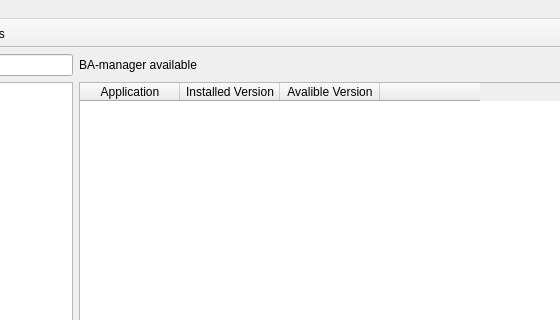
xaoctech/dava.engine, file Programs/Launcher/DataQt/mainwindow.ui: the form before one commit; both pictures show x 206 to 766 and y 0 to 320 of the 1106 by 635 pixel window.
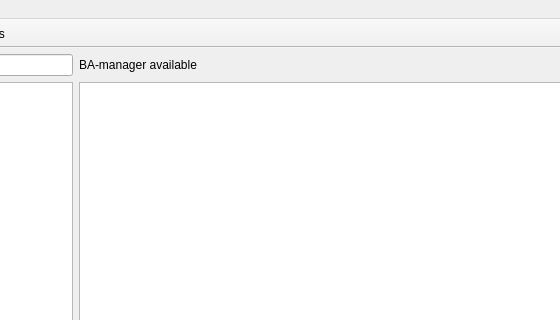
The form after the commit. The open tabs and pages were chosen to show the change. Icons and pictures are not drawn.

```diff
--- a/Programs/Launcher/DataQt/mainwindow.ui
+++ b/Programs/Launcher/DataQt/mainwindow.ui
@@ -122,6 +122,12 @@
           <property name="cornerButtonEnabled">
            <bool>false</bool>
           </property>
+          <property name="columnCount">
+           <number>3</number>
+          </property>
+          <attribute name="horizontalHeaderVisible">
+           <bool>false</bool>
+          </attribute>
           <attribute name="horizontalHeaderHighlightSections">
            <bool>false</bool>
           </attribute>
@@ -134,26 +140,6 @@
           <attribute name="verticalHeaderMinimumSectionSize">
            <number>16</number>
           </attribute>
-          <column>
-           <property name="text">
-            <string>Application</string>
-           </property>
-          </column>
-          <column>
-           <property name="text">
-            <string>Installed Version</string>
-           </property>
-          </column>
-          <column>
-           <property name="text">
-            <string>Avalible Version</string>
-           </property>
-          </column>
-          <column>
-           <property name="text">
-            <string/>
-           </property>
-          </column>
          </widget>
         </item>
         <item>
```
Left out of the diff: 8 changed lines with no effect on the pictures.
